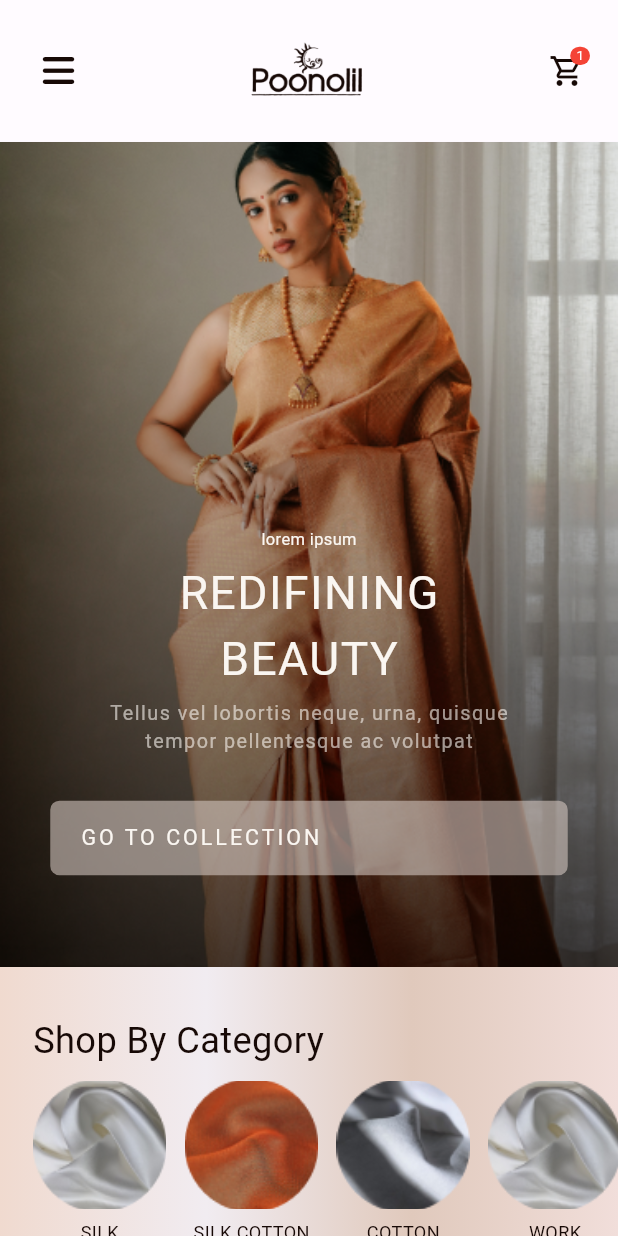
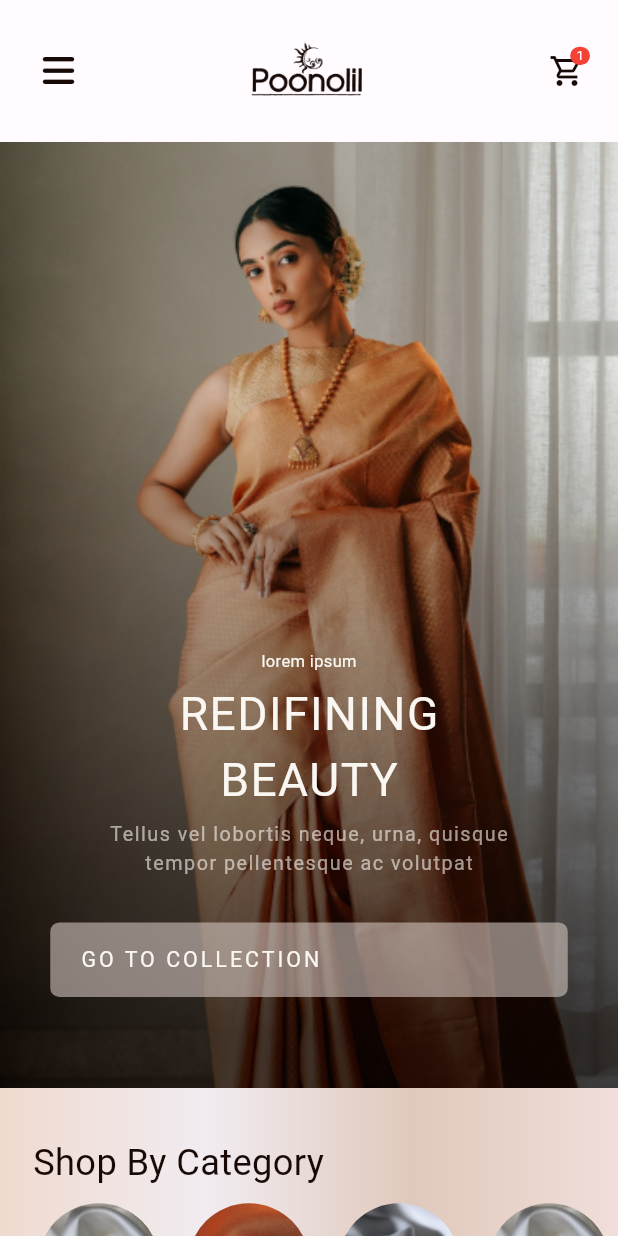
Before and after one commit to Sohag-84/poonolil_textiles_ui, a Flutter app: the HomeScreen screen opened by its route, on a phone screen of 412 x 824 dp. Run offline on Flutter 3.47's test engine with Material 3 defaults, Android fonts, the phone set to English and light mode, and no system bars; our stand-ins replace flutter_screenutil, font_awesome_flutter, get.

Commit message:
update package and fixed home category conatiner size

```diff
--- a/lib/main.dart
+++ b/lib/main.dart
@@ -14,7 +14,7 @@ void main() {
 }
 
 class MyApp extends StatelessWidget {
-  const MyApp({Key? key}) : super(key: key);
+  const MyApp({super.key});
   @override
   Widget build(BuildContext context) {
     return ScreenUtilInit(
--- a/lib/views/address_screen.dart
+++ b/lib/views/address_screen.dart
@@ -7,7 +7,7 @@ import 'package:poonolil_textiles_ui/constant/colors.dart';
 import 'package:poonolil_textiles_ui/views/navigation/profile_screen.dart';
 
 class AddressScreen extends StatelessWidget {
-  const AddressScreen({Key? key}) : super(key: key);
+  const AddressScreen({super.key});
 
   @override
   Widget build(BuildContext context) {
--- a/lib/views/navigation/home_screen.dart
+++ b/lib/views/navigation/home_screen.dart
@@ -1,5 +1,3 @@
-// ignore_for_file: prefer_const_constructors
-
 import 'package:flutter/material.dart';
 import 'package:flutter_screenutil/flutter_screenutil.dart';
 import 'package:font_awesome_flutter/font_awesome_flutter.dart';
@@ -10,7 +8,7 @@ import '../../widgets/custom_home_page_best_selling_container.dart';
 import '../../widgets/custom_lookbook_container.dart';
 
 class HomeScreen extends StatelessWidget {
-  const HomeScreen({Key? key}) : super(key: key);
+  const HomeScreen({super.key});
 
   @override
   Widget build(BuildContext context) {
@@ -57,10 +55,14 @@ class HomeScreen extends StatelessWidget {
                         borderRadius: BorderRadius.circular(180.r),
                       ),
                       child: Center(
-                          child: Text(
-                        "1",
-                        style: TextStyle(color: Colors.white, fontSize: 8.sp),
-                      )),
+                        child: Text(
+                          "1",
+                          style: TextStyle(
+                            color: Colors.white,
+                            fontSize: 8.sp,
+                          ),
+                        ),
+                      ),
                     ),
                   ),
                 ],
@@ -82,12 +84,15 @@ class HomeScreen extends StatelessWidget {
           child: Column(
             crossAxisAlignment: CrossAxisAlignment.stretch,
             children: [
+              ///home image
               Container(
-                height: 550,
+                height: MediaQuery.sizeOf(context).height - 190.h,
                 width: double.infinity,
-                decoration: BoxDecoration(
+                decoration: const BoxDecoration(
                   image: DecorationImage(
-                      image: AssetImage('images/home.png'), fit: BoxFit.cover),
+                    image: AssetImage('images/home.png'),
+                    fit: BoxFit.cover,
+                  ),
                 ),
                 child: Column(
                   mainAxisAlignment: MainAxisAlignment.end,
@@ -138,7 +143,7 @@ class HomeScreen extends StatelessWidget {
                         letterSpacing: 1,
                       ),
                     ),
-                    SizedBox(height: 30),
+                    const SizedBox(height: 30),
                     buildButton(onTap: null, text: "GO TO COLLECTION"),
                     SizedBox(height: 60.h),
                   ],
@@ -158,42 +163,42 @@ class HomeScreen extends StatelessWidget {
                             style: TextStyle(
                               fontSize: 22.sp,
                               fontWeight: FontWeight.w400,
-                              color: Color(0xFF170906),
+                              color: const Color(0xFF170906),
                             ),
                           ),
                         ),
                         SizedBox(height: 10.h),
                         SizedBox(
-                          height: 105.h,
+                          height: 110.h,
                           child: ListView(
                             scrollDirection: Axis.horizontal,
                             children: [
-                              CustomCircleContainer(
+                              const CustomCircleContainer(
                                 image: 'images/silk.png',
                                 text: "SILK",
                               ),
                               SizedBox(width: 12.h),
-                              CustomCircleContainer(
+                              const CustomCircleContainer(
                                 image: 'images/silk_2.png',
                                 text: "SILK COTTON",
                               ),
                               SizedBox(width: 12.h),
-                              CustomCircleContainer(
+                              const CustomCircleContainer(
                                 image: 'images/silk_3.png',
                                 text: "COTTON",
                               ),
                               SizedBox(width: 12.h),
-                              CustomCircleContainer(
+                              const CustomCircleContainer(
                                 image: 'images/silk.png',
                                 text: "WORK",
                               ),
                               SizedBox(width: 12.h),
-                              CustomCircleContainer(
+                              const CustomCircleContainer(
                                 image: 'images/silk_2.png',
                                 text: "COTTON",
                               ),
                               SizedBox(width: 12.h),
-                              CustomCircleContainer(
+                              const CustomCircleContainer(
                                 image: 'images/silk.png',
                                 text: "SILK",
                               ),
@@ -219,37 +224,37 @@ class HomeScreen extends StatelessWidget {
                                 fontSize: 22.sp, fontWeight: FontWeight.w400),
                           ),
                         ),
-                        SizedBox(height: 25),
+                        const SizedBox(height: 25),
                         SizedBox(
                           height: 335,
                           child: ListView(
                             scrollDirection: Axis.horizontal,
                             children: [
-                              CustomHomePageBestSellingContainer(
+                              const CustomHomePageBestSellingContainer(
                                 image: 'images/img_2.png',
                                 title: "Black Satin Saree",
                                 amount: "BDT 2000",
                               ),
                               SizedBox(width: 20.w),
-                              CustomHomePageBestSellingContainer(
+                              const CustomHomePageBestSellingContainer(
                                 image: 'images/img_4.png',
                                 title: "Dhakai Benarasi",
                                 amount: "BDT 9000",
                               ),
                               SizedBox(width: 20.w),
-                              CustomHomePageBestSellingContainer(
+                              const CustomHomePageBestSellingContainer(
                                 image: 'images/img_6.png',
                                 title: "Silk Saree",
                                 amount: "BDT 12000",
                               ),
                               SizedBox(width: 20.w),
-                              CustomHomePageBestSellingContainer(
+                              const CustomHomePageBestSellingContainer(
                                 image: 'images/img_3.png',
                                 title: "Katan Saree",
                                 amount: "BDT 5000",
                               ),
                               SizedBox(width: 20.w),
-                              CustomHomePageBestSellingContainer(
+                              const CustomHomePageBestSellingContainer(
                                 image: 'images/img_4.png',
                                 title: "Tangail Handloom Saree",
                                 amount: "BDT 7500",
@@ -268,7 +273,7 @@ class HomeScreen extends StatelessWidget {
                       decoration: BoxDecoration(
                         color: Colors.grey,
                         borderRadius: BorderRadius.circular(15.r),
-                        image: DecorationImage(
+                        image: const DecorationImage(
                           image: AssetImage('images/imge_7.png'),
                           fit: BoxFit.cover,
                         ),
@@ -280,10 +285,10 @@ class HomeScreen extends StatelessWidget {
                             height: 84.h,
                             width: 312.w,
                             decoration: BoxDecoration(
-                              gradient: LinearGradient(
+                              gradient: const LinearGradient(
                                 begin: Alignment.topLeft,
                                 end: Alignment.topRight,
-                                colors: const [
+                                colors: [
                                   Color(0xFF93849C),
                                   Color(0xFF9880A4),
                                   Color(0xFF8F819B),
@@ -326,7 +331,7 @@ class HomeScreen extends StatelessWidget {
                   Container(
                     height: 340.h,
                     width: double.infinity,
-                    decoration: BoxDecoration(
+                    decoration: const BoxDecoration(
                       image: DecorationImage(
                         image: AssetImage('images/img_8.png'),
                         fit: BoxFit.cover,
@@ -345,7 +350,7 @@ class HomeScreen extends StatelessWidget {
                                   color: Colour.white_color,
                                   letterSpacing: 1.3),
                             ),
-                            SizedBox(height: 3),
+                            const SizedBox(height: 3),
                             Text(
                               "Tellus Vel Lobortis Neque, Urna, Quisque Tempor",
                               style: TextStyle(
@@ -394,28 +399,28 @@ class HomeScreen extends StatelessWidget {
                           child: ListView(
                             scrollDirection: Axis.horizontal,
                             children: [
-                              CustomLookBooksContainer(
+                              const CustomLookBooksContainer(
                                 image: 'images/img_9.png',
                                 title: "Manja Kili",
                                 desription:
                                     "Tellus Vel Lobortis Neque, Urna,\nQuisque Tempor Pellentesque ",
                               ),
                               SizedBox(width: 20.w),
-                              CustomLookBooksContainer(
+                              const CustomLookBooksContainer(
                                 image: 'images/img_1.png',
                                 title: "Manja Kili",
                                 desription:
                                     "Tellus Vel Lobortis Neque, Urna,\nQuisque Tempor Pellentesque ",
                               ),
                               SizedBox(width: 20.w),
-                              CustomLookBooksContainer(
+                              const CustomLookBooksContainer(
                                 image: 'images/img_3.png',
                                 title: "Manja Kili",
                                 desription:
                                     "Tellus Vel Lobortis Neque, Urna,\nQuisque Tempor Pellentesque ",
                               ),
                               SizedBox(width: 20.w),
-                              CustomLookBooksContainer(
+                              const CustomLookBooksContainer(
                                 image: 'images/img_6.png',
                                 title: "Manja Kili",
                                 desription:
@@ -439,7 +444,7 @@ class HomeScreen extends StatelessWidget {
                         width: 76.w,
                       ),
                       SizedBox(width: 5.w),
-                      FaIcon(
+                      const FaIcon(
                         FontAwesomeIcons.satelliteDish,
                         color: Colors.red,
                       ),
@@ -466,7 +471,7 @@ class HomeScreen extends StatelessWidget {
       decoration: BoxDecoration(
         color: Colors.grey,
         borderRadius: BorderRadius.circular(15.r),
-        image: DecorationImage(
+        image: const DecorationImage(
           image: AssetImage('images/img_1.png'),
           fit: BoxFit.cover,
         ),
@@ -478,10 +483,10 @@ class HomeScreen extends StatelessWidget {
             height: 84.h,
             width: 312.w,
             decoration: BoxDecoration(
-              gradient: LinearGradient(
+              gradient: const LinearGradient(
                 begin: Alignment.topLeft,
                 end: Alignment.topRight,
-                colors: const [
+                colors: [
                   Color(0xFF979192),
                   Color(0xFF9B9595),
                   Color(0xFFBBB3B0),
@@ -532,7 +537,7 @@ class HomeScreen extends StatelessWidget {
         height: 49.h,
         width: 314.w,
         decoration: BoxDecoration(
-          color: Color(0xFFD2C5BE).withOpacity(.60),
+          color: const Color(0xFFD2C5BE).withOpacity(.60),
           borderRadius: BorderRadius.circular(6.r),
         ),
         child: Align(
--- a/lib/widgets/custom_circle_container.dart
+++ b/lib/widgets/custom_circle_container.dart
@@ -1,41 +1,40 @@
-// ignore_for_file: prefer_typing_uninitialized_variables
-
 import 'package:flutter/material.dart';
 import 'package:flutter_screenutil/flutter_screenutil.dart';
 
 import '../constant/colors.dart';
 
 class CustomCircleContainer extends StatelessWidget {
-  final image;
+  final String image;
   final String text;
   const CustomCircleContainer({
-    Key? key,
+    super.key,
     required this.image,
     required this.text,
-  }) : super(key: key);
+  });
 
   @override
   Widget build(BuildContext context) {
     return Column(
       children: [
         Container(
-          height: 84.h,
-          width: 81.w,
+          height: 80.h,
+          width: 80.w,
           decoration: BoxDecoration(
-            borderRadius: BorderRadius.circular(180.r),
-          ),
-          child: Image.asset(
-            image,
-            fit: BoxFit.cover,
+            shape: BoxShape.circle,
+            image: DecorationImage(
+              image: AssetImage(image),
+              fit: BoxFit.cover,
+            ),
           ),
         ),
         SizedBox(height: 7.h),
         Text(
           text,
           style: TextStyle(
-              fontWeight: FontWeight.w400,
-              fontSize: 11.sp,
-              color: Colour.black_color),
+            fontWeight: FontWeight.w400,
+            fontSize: 11.sp,
+            color: Colour.black_color,
+          ),
         ),
       ],
     );
--- a/lib/widgets/custom_lookbook_container.dart
+++ b/lib/widgets/custom_lookbook_container.dart
@@ -6,15 +6,15 @@ import 'package:flutter_screenutil/flutter_screenutil.dart';
 import '../constant/colors.dart';
 
 class CustomLookBooksContainer extends StatelessWidget {
-  final image;
+  final String image;
   final String title;
   final String desription;
   const CustomLookBooksContainer({
-    Key? key,
+    super.key,
     required this.image,
     required this.title,
     required this.desription,
-  }) : super(key: key);
+  });
 
   @override
   Widget build(BuildContext context) {
--- a/pubspec.yaml
+++ b/pubspec.yaml
@@ -22,7 +22,7 @@ dependencies:
 dev_dependencies:
   flutter_test:
     sdk: flutter
-  flutter_lints: ^2.0.0
+  flutter_lints: ^4.0.0
 
 flutter:
   uses-material-design: true
```
Also changed, not shown: lib/constant/colors.dart (+7 -3 lines), lib/views/login_screen.dart (+20 -17 lines), lib/views/navigation/live_screen.dart (+5 -4 lines), lib/views/otp_screen.dart (+5 -6 lines), lib/views/wish_list_screen.dart (+10 -14 lines), lib/widgets/custom_button.dart (+7 -8 lines), lib/widgets/custom_icon_button.dart (+11 -5 lines), lib/widgets/custom_row_image_details.dart (+4 -6 lines), pubspec.lock, 1 other file.
